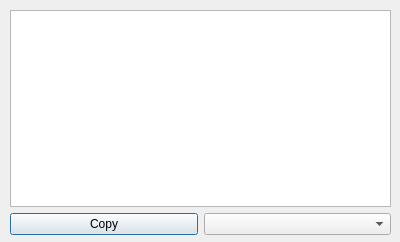
The window that src/gui/Src/Gui/DataCopyDialog.ui (x64dbg/x64dbg) describes before a commit, drawn with Qt 5.
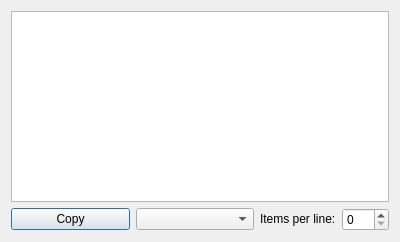
The same window after the commit. Icons and pictures are not drawn.

Commit message: GUI: data copy improvements (closed issue #1534)

The edit to the form file:
```diff
--- a/src/gui/Src/Gui/DataCopyDialog.ui
+++ b/src/gui/Src/Gui/DataCopyDialog.ui
@@ -14,18 +14,9 @@
    <string>Data Copy</string>
   </property>
   <property name="windowIcon">
-   <iconset resource="../../resource.qrc">
+   <iconset>
     <normaloff>:/icons/images/data-copy.png</normaloff>:/icons/images/data-copy.png</iconset>
   </property>
-  <widget class="QWidget" name="layoutWidget">
-   <property name="geometry">
-    <rect>
-     <x>10</x>
-     <y>10</y>
-     <width>381</width>
-     <height>225</height>
-    </rect>
-   </property>
    <layout class="QVBoxLayout" name="verticalLayout">
     <item>
      <widget class="QPlainTextEdit" name="editCode">
@@ -43,21 +34,63 @@
      <layout class="QHBoxLayout" name="horizontalLayout">
       <item>
        <widget class="QPushButton" name="buttonCopy">
+       <property name="maximumSize">
+        <size>
+         <width>16777215</width>
+         <height>22</height>
+        </size>
+       </property>
         <property name="text">
          <string>Copy</string>
         </property>
        </widget>
       </item>
       <item>
-       <widget class="QComboBox" name="comboType"/>
-      </item>
+      <widget class="QComboBox" name="comboType">
+       <property name="sizePolicy">
+        <sizepolicy hsizetype="Preferred" vsizetype="Fixed">
+         <horstretch>0</horstretch>
+         <verstretch>0</verstretch>
+        </sizepolicy>
+       </property>
+      </widget>
+     </item>
+     <item>
+      <widget class="QLabel" name="label">
+       <property name="sizePolicy">
+        <sizepolicy hsizetype="Maximum" vsizetype="Fixed">
+         <horstretch>0</horstretch>
+         <verstretch>0</verstretch>
+        </sizepolicy>
+       </property>
+       <property name="text">
+        <string>Items per line:</string>
+       </property>
+      </widget>
+     </item>
+     <item>
+      <widget class="QSpinBox" name="spinBox">
+       <property name="sizePolicy">
+        <sizepolicy hsizetype="Maximum" vsizetype="Fixed">
+         <horstretch>0</horstretch>
+         <verstretch>0</verstretch>
+        </sizepolicy>
+       </property>
+       <property name="minimumSize">
+        <size>
+         <width>0</width>
+         <height>20</height>
+        </size>
+       </property>
+       <property name="maximum">
+        <number>200</number>
+       </property>
+      </widget>
+     </item>
      </layout>
     </item>
    </layout>
   </widget>
- </widget>
- <resources>
-  <include location="../../resource.qrc"/>
- </resources>
+ <resources/>
  <connections/>
 </ui>
```
Lines whose indentation alone changed are shown as unchanged. The commit also changes 2 other files.
